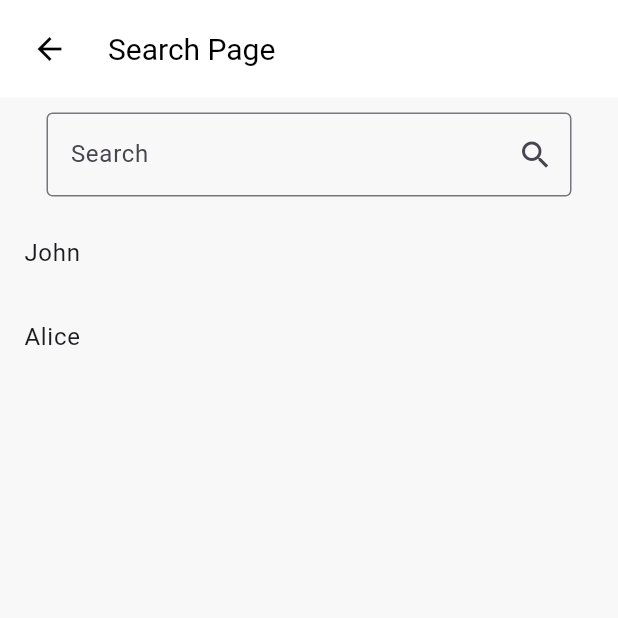
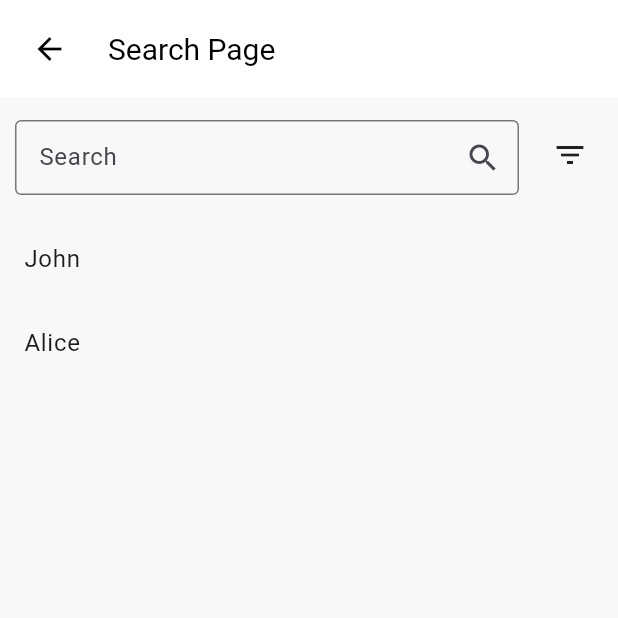
Before and after one commit to SuyeshJadhav/acamedia, a Flutter app: the SearchPage screen opened directly, on a phone screen of 412 x 824 dp, the top half of it. Run offline on Flutter 3.47's test engine with Material 3 defaults, Android fonts, the phone set to English and light mode, and no system bars; our stand-ins replace google_fonts, toggle_switch; network calls fail.

Commit message:
filter button added in search page

```diff
--- a/frontend/lib/pages/home_page.dart
+++ b/frontend/lib/pages/home_page.dart
@@ -1,12 +1,12 @@
 import 'package:flutter/material.dart';
 import 'package:frontend/widgets/home_widgets/home_appbar.dart';
 import 'package:frontend/widgets/home_widgets/home_drawer.dart';
-import '../widgets/home_widgets/chat_tile.dart';
+// import '../widgets/home_widgets/chat_tile.dart';
 import '../widgets/home_widgets/sample_userdata.dart';
 
 class HomePage extends StatefulWidget {
   final String userId;
-  const HomePage({Key? key, required this.userId}) : super(key: key);
+  const HomePage({super.key, required this.userId});
 
   // get userId => null;
 
--- a/frontend/lib/pages/login_page.dart
+++ b/frontend/lib/pages/login_page.dart
@@ -141,6 +141,7 @@ class _LoginPageState extends State<LoginPage> {
     password = _passwordController.text;
 
     uri = 'http://10.0.2.2:8000/api/user/login';
+    // uri = 'http://localhost:8000/api/user/login';
     final url = Uri.parse(uri);
     try {
       final res = await http.post(url,
--- a/frontend/lib/pages/search_page.dart
+++ b/frontend/lib/pages/search_page.dart
@@ -1,4 +1,5 @@
 import 'package:flutter/material.dart';
+import '../widgets/search_widgets/filter_button.dart';
 import '../widgets/search_widgets/search_bar.dart';
 import '../widgets/search_widgets/search_results_list.dart';
 
@@ -43,7 +44,14 @@ class _SearchPageState extends State<SearchPage> {
         color: const Color.fromARGB(255, 248, 248, 248),
         child: Column(
           children: [
-            SearchBox(onChangedQuery: onChangedQuery),
+            Row(
+              children: [
+                Expanded(
+                  child: SearchBox(onChangedQuery: onChangedQuery),
+                ),
+                const FilterButton(),
+              ],
+            ),
             Expanded(
               child: SearchResultsList(query: query),
             ),
--- a/frontend/lib/widgets/home_widgets/chat_tile.dart
+++ b/frontend/lib/widgets/home_widgets/chat_tile.dart
@@ -19,7 +19,7 @@ class ChatTile extends StatelessWidget {
           tileColor: AppColors.darkWhite,
           leading: CircleAvatar(
             backgroundImage: AssetImage(chat.imageUrl),
-            radius: 25.0,
+            radius: 35.0,
           ),
           title: Text(chat.name),
           subtitle: Text(chat.recentMessage),
--- a/frontend/lib/widgets/home_widgets/sample_userdata.dart
+++ b/frontend/lib/widgets/home_widgets/sample_userdata.dart
@@ -30,7 +30,10 @@ class _chatsState extends State<chats> {
               final email = chat['email'];
               final recentMessage = 'Hey, how are you?';
               return ListTile(
-                leading: CircleAvatar(child: Text(email[0])),
+                leading: CircleAvatar(
+                  child: Text(email[0]),
+                  radius: 25.0,
+                ),
                 title: Text(email),
                 subtitle: Text(recentMessage),
               );
--- /dev/null
+++ b/frontend/lib/widgets/search_widgets/filter_button.dart
@@ -0,0 +1,48 @@
+import 'package:flutter/material.dart';
+import 'package:frontend/util/colors.dart';
+
+class FilterButton extends StatelessWidget {
+  const FilterButton({
+    super.key,
+  });
+
+  @override
+  Widget build(BuildContext context) {
+    return Padding(
+      padding: const EdgeInsets.only(right: 8.0, top: 5.0, bottom: 8.0),
+      child: PopupMenuButton<String>(
+        icon: const Icon(Icons.filter_list),
+        onSelected: (String filter) {
+          // Handle the selected filter
+          print('Selected filter: $filter');
+          // Implement logic to apply filter
+        },
+        itemBuilder: (BuildContext context) => <PopupMenuEntry<String>>[
+          const PopupMenuItem<String>(
+            value: 'Filter 1',
+            child: Text('Filter 1'),
+          ),
+          const PopupMenuItem<String>(
+            value: 'Filter 2',
+            child: Text('Filter 2'),
+          ),
+          const PopupMenuItem<String>(
+            value: 'Filter 3',
+            child: Text('Filter 3'),
+          ),
+          // Add more filters as needed
+        ],
+        tooltip: 'Filter options',
+        elevation: 8, // Set elevation
+        padding: const EdgeInsets.symmetric(
+            vertical: 8, horizontal: 12), // Set padding
+        shape: RoundedRectangleBorder(
+          // Set shape
+          borderRadius: BorderRadius.circular(10),
+          side: const BorderSide(color: Colors.grey), // Add border
+        ),
+        surfaceTintColor: AppColors.blueGreen,
+      ),
+    );
+  }
+}
--- a/frontend/lib/widgets/search_widgets/search_bar.dart
+++ b/frontend/lib/widgets/search_widgets/search_bar.dart
@@ -9,10 +9,11 @@ class SearchBox extends StatelessWidget {
   Widget build(BuildContext context) {
     return SafeArea(
       child: Padding(
-        padding: const EdgeInsets.symmetric(horizontal: 10.0, vertical: 10.0),
+        padding: const EdgeInsets.symmetric(horizontal: 10.0, vertical: 15.0),
         child: Center(
           child: SizedBox(
-            width: 350,
+            width: 340,
+            height: 50,
             child: TextField(
               onChanged: onChangedQuery,
               decoration: const InputDecoration(
```
Also changed, not shown: frontend/pubspec.lock, 1 other file.
